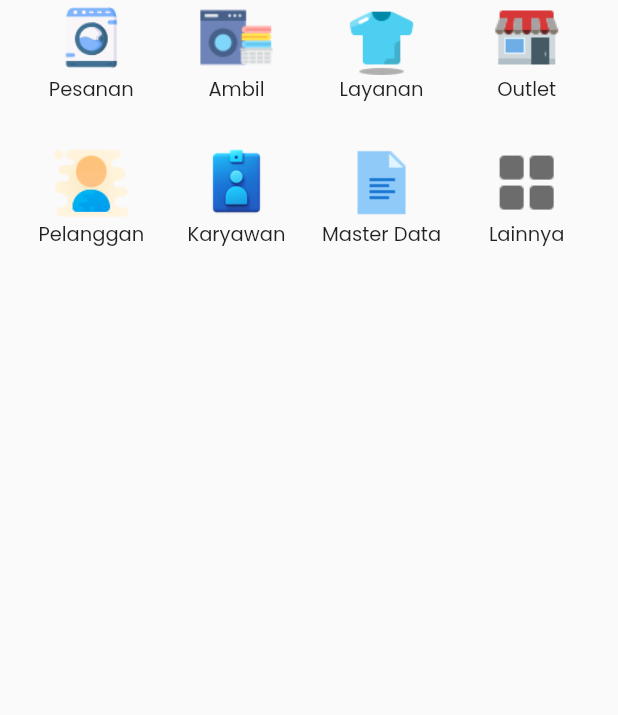
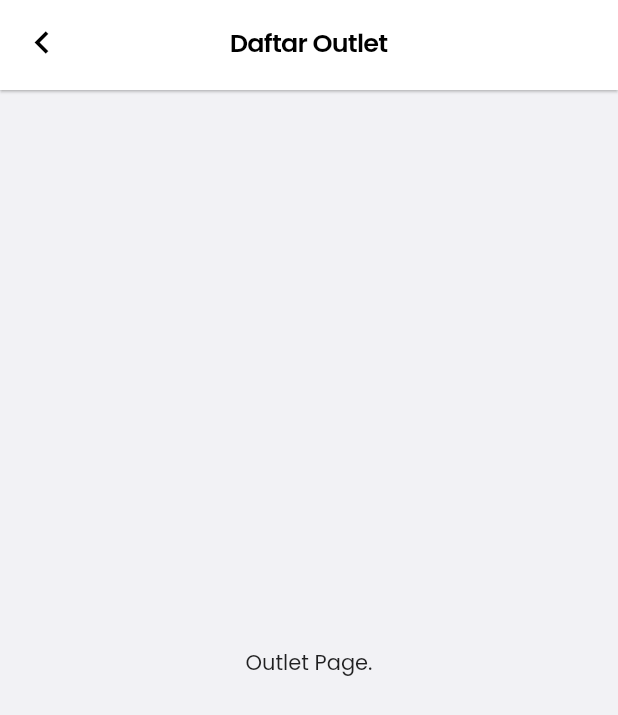
Before and after one commit to putraops/OpsLaundry.Mobile, a Flutter app: the DashboardMenuController widget shown alone on an empty page, opened directly, after a tap on "Outlet", on a phone screen of 412 x 824 dp. Shown: the top 715 px of the screen. Run offline on Flutter 3.47's test engine with Material 2 defaults, Android fonts, the light colour scheme and no system bars; our stand-ins replace dio, flutter_native_splash, flutter_redux, flutter_slidable, redux, shared_preferences; missing offline and left inert: bottom_sheet; accounts and stored records are empty.

Commit message:
New Page
Create Outlet page.

```diff
--- a/lib/components/BottomSheet.dart
+++ b/lib/components/BottomSheet.dart
@@ -81,8 +81,7 @@ void draggableBottomSheet(context, Widget widget) {
   );
 }
 
-void bottomSheet(context, String title, Widget widget){
-  Size size = MediaQuery.of(context).size;
+void bottomSheet(context, String title, Widget widget, { double? size = 0.5 }) {
   showModalBottomSheet<void>(
     context: context,
     backgroundColor: Colors.transparent,
@@ -94,7 +93,7 @@ void bottomSheet(context, String title, Widget widget){
       return GestureDetector(
         behavior: HitTestBehavior.deferToChild,
         child: Container(
-          height: (MediaQuery.of(context).size.height * 0.5),
+          height: size == null ? MediaQuery.of(context).size.height * 0.5 : ((MediaQuery.of(context).size.height * size!) - 50),
           decoration: const BoxDecoration(
             color: Colors.white,
             borderRadius: BorderRadius.only(
--- a/lib/components/CustomAppBar.dart
+++ b/lib/components/CustomAppBar.dart
@@ -1,18 +1,17 @@
 import 'package:flutter/material.dart';
 import 'package:mobile_apps/constants/color.dart' as color;
 
-PreferredSize CustomAppBar (BuildContext context, String title, dynamic actions) {
+PreferredSize customAppBar (BuildContext context, String title, { dynamic actions }) {
   return PreferredSize(
     preferredSize: const Size.fromHeight(60.0),
     child: AppBar(
-      backgroundColor: color.primary,
-      title: Text(
-          title,
-          style: const TextStyle(fontSize: 16, color: Colors.white, fontWeight: FontWeight.w600,),
+      // backgroundColor: color.primary,
+      title: Text(title,
+        style: const TextStyle(fontSize: 17, color: Colors.black, letterSpacing: -.5, fontWeight: FontWeight.w600,),
       ),
       centerTitle: true,
       leading: IconButton(
-        color: Colors.white,
+        color: Colors.black,
         splashColor: Colors.transparent,
         highlightColor: Colors.transparent,
         icon: const Icon(Icons.navigate_before, size: 30),
@@ -21,6 +20,7 @@ PreferredSize CustomAppBar (BuildContext context, String title, dynamic actions)
           Navigator.pop(context);
         },
       ),
+      elevation: 0.75,
       actions: actions,
     ),
   );
--- a/lib/pages/dashboard/navigation/DashboardMenuController.dart
+++ b/lib/pages/dashboard/navigation/DashboardMenuController.dart
@@ -4,9 +4,10 @@ import 'package:flutter/material.dart';
 import 'package:mobile_apps/pages/dashboard/components/Submenu.dart';
 import 'package:mobile_apps/navigation/AnimateNavigation.dart';
 import 'package:mobile_apps/pages/employee/EmployeePage.dart';
+import 'package:mobile_apps/pages/outlet/OutletPage.dart';
 import 'package:mobile_apps/pages/service/ServicePage.dart';
 import 'package:mobile_apps/pages/master_data/MasterDataPage.dart';
-import 'package:mobile_apps/pages/order/OrderPage.dart';
+import 'package:mobile_apps/components/BottomSheet.dart';
 
 class DashboardMenuController extends StatefulWidget {
   const DashboardMenuController({super.key});
@@ -35,7 +36,7 @@ class _DashboardMenuController extends State<DashboardMenuController> {
         Navigator.of(context).push(AnimateNavigation(const ServicePage()))
       }),
       Submenu("Outlet", Image.asset("assets/icons/store.png", height: 50, width: 50,), () => {
-        debugPrint("Outlet...")
+        Navigator.of(context).push(AnimateNavigation(const OutletPage()))
       }),
       Submenu("Pelanggan", Image.asset("assets/icons/customer.png", height: 50, width: 50,), () => {
         debugPrint("Pelanggan...")
@@ -46,7 +47,14 @@ class _DashboardMenuController extends State<DashboardMenuController> {
       Submenu("Master Data", Image.asset("assets/icons/document.png", height: 50, width: 50,), () => {
         Navigator.of(context).push(AnimateNavigation(const MasterDataPage()))
       }),
-      Submenu("Lainnya", Image.asset("assets/icons/four-squares.png", height: 50, width: 50,), (){}),
+      Submenu("Lainnya", Image.asset("assets/icons/four-squares.png", height: 50, width: 50,), () => {
+        bottomSheet(
+          context,
+          "Menu Lainnya",
+          const Center(child: Text("A"),),
+          size: 0.8
+        )
+      }),
     ];
 
     return Padding(
--- a/lib/pages/employee/EmployeeFormPage.dart
+++ b/lib/pages/employee/EmployeeFormPage.dart
@@ -36,7 +36,8 @@ class _EmployeeFormPageState extends State<EmployeeFormPage> {
   @override
   Widget build(BuildContext context) {
     return Scaffold(
-      appBar: CustomAppBar(context, "Form Karyawan", [
+      appBar: customAppBar(context, "Form Karyawan",
+        actions: [
           IconButton(
             color: Colors.white,
             splashColor: Colors.transparent,
--- /dev/null
+++ b/lib/pages/outlet/OutletPage.dart
@@ -0,0 +1,24 @@
+import 'package:flutter/material.dart';
+import 'package:flutter/services.dart';
+import 'package:mobile_apps/components/CustomAppBar.dart';
+import 'package:mobile_apps/constants/color.dart' as color;
+
+class OutletPage extends StatefulWidget {
+  const OutletPage({Key? key}) : super(key: key);
+
+  @override
+  State<OutletPage> createState() => _OutletPageState();
+}
+
+class _OutletPageState extends State<OutletPage> {
+  @override
+  Widget build(BuildContext context) {
+    return Scaffold(
+      backgroundColor: color.backgroundColor,
+      appBar: customAppBar(context, "Daftar Outlet"),
+      body: Center(
+        child: Text("Outlet Page."),
+      ),
+    );
+  }
+}
```
